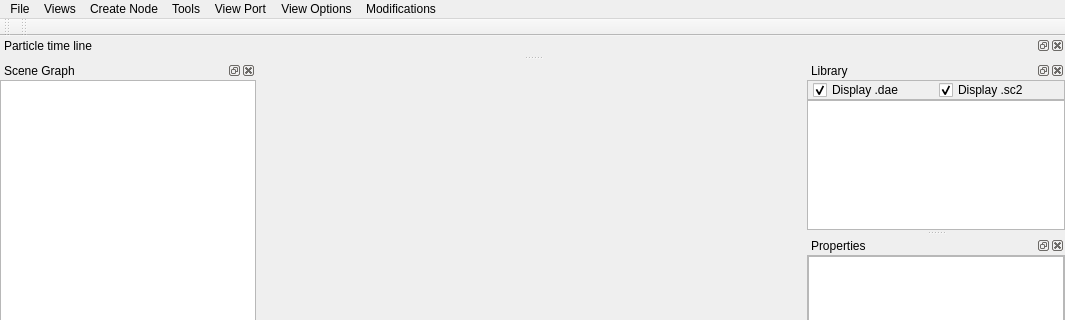
The window that Tools/ResourceEditor/DataQt/mainwindow.ui (xaoctech/dava.engine) describes before a commit, drawn with Qt 5; both pictures show x 0 to 1065 and y 0 to 320 of the 1065 by 660 pixel window.
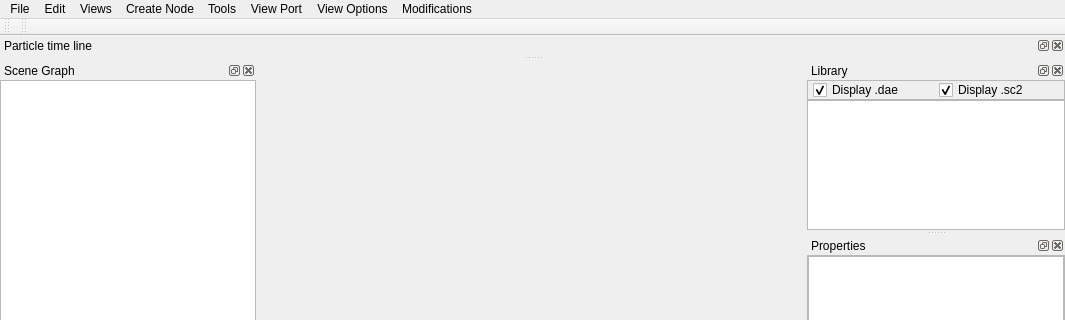
The same window after the commit. Icons and pictures are not drawn. Custom widgets are drawn as their Qt base class.

Commit message: [DF-31] Add undo/redo actions to the menu and toolbar. Fix scene node remove/undo. Fix heightmap save file name. Fix snapToLandscape behaviour. Refactor ArrowsNode. Fix inability to select cloned node by mouse click. Other fixes.

Diff of the .ui file:
```diff
--- a/Tools/ResourceEditor/DataQt/mainwindow.ui
+++ b/Tools/ResourceEditor/DataQt/mainwindow.ui
@@ -455,7 +455,15 @@
     <addaction name="actionModifyPlaceOnLandscape"/>
     <addaction name="actionModifySnapToLandscape"/>
    </widget>
+   <widget class="QMenu" name="menuEdit">
+    <property name="title">
+     <string>Edit</string>
+    </property>
+    <addaction name="actionUndo"/>
+    <addaction name="actionRedo"/>
+   </widget>
    <addaction name="menuFile"/>
+   <addaction name="menuEdit"/>
    <addaction name="menuView"/>
    <addaction name="menuCreateNode"/>
    <addaction name="menuTools"/>
```
Left out of the diff: 28 changed lines with no effect on the pictures. The commit also changes 34 other files.
